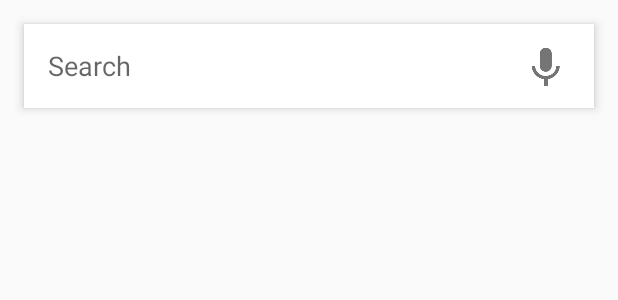
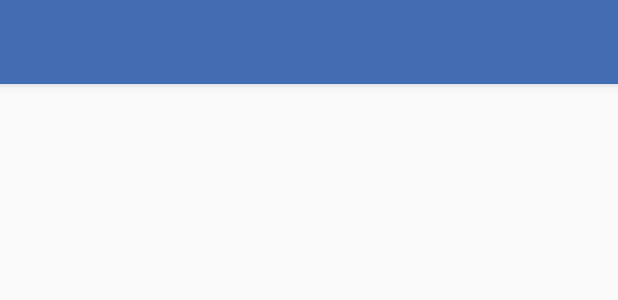
Before and after one commit to antoinesauray/Goodway, an Android app: the layout activity_search.xml on its own in the app's theme, with its tools: preview values and no code run, on a phone screen of 412 x 824 dp. Shown: the top 300 px of the screen. Run offline under Robolectric (Android 15) with nearby library versions, the light colour scheme and no system bars; network calls fail.

```diff
--- a/app/src/main/java/io/goodway/ProfileActivity.java
+++ b/app/src/main/java/io/goodway/ProfileActivity.java
@@ -120,10 +120,7 @@ public class ProfileActivity extends AppCompatActivity implements SwipeRefreshLa
         actionBar.setHomeButtonEnabled(true);
 
 
-        bundle = new Bundle();
-        bundle.putString("token", token);
-        bundle.putBoolean("self", self);
-        bundle.putParcelable("user", user);
+        bundle = extras;
         addressFragment = new AddressFragment();
         newAddressFragment = new NewAddressFragment();
         addressFragment.setArguments(bundle);
--- a/app/src/main/java/io/goodway/SplashScreenActivity.java
+++ b/app/src/main/java/io/goodway/SplashScreenActivity.java
@@ -233,7 +233,7 @@ public class SplashScreenActivity extends AppCompatActivity {
                 }
 
             } else {
-                root.findViewById(R.id.not_connected).setVisibility(View.VISIBLE);
+                ((SplashScreenActivity)getActivity()).login();
             }
             return root;
         }
--- a/app/src/main/res/layout/activity_search.xml
+++ b/app/src/main/res/layout/activity_search.xml
@@ -2,75 +2,37 @@
 
 <android.support.design.widget.CoordinatorLayout
     xmlns:android="http://schemas.android.com/apk/res/android"
-    xmlns:app="http://schemas.android.com/apk/res-auto"
+    android:id="@+id/coordinatorLayout"
+    android:layout_width="match_parent"
+    android:layout_height="match_parent">
+    <LinearLayout
+        xmlns:android="http://schemas.android.com/apk/res/android"
         android:layout_width="match_parent"
         android:layout_height="match_parent"
+        android:orientation="vertical"
         android:fitsSystemWindows="true">
 
-    <LinearLayout
-        android:layout_width="match_parent"
-        android:layout_height="match_parent"
-        android:orientation="vertical">
 
         <android.support.design.widget.AppBarLayout
-            android:id="@+id/appBar"
-            android:elevation="@dimen/toolbar_elevation"
+            android:id="@+id/appbar"
             android:layout_height="wrap_content"
             android:layout_width="match_parent"
-            android:transitionName="search"
-            android:layout_margin="16dp">
+            android:animateLayoutChanges="true">
             <android.support.v7.widget.Toolbar
                 android:id="@+id/toolbar"
-                android:onClick="toolbarClick"
-                android:layout_height="?attr/actionBarSize"
-                android:gravity="center_vertical"
-                android:elevation="@dimen/toolbar_elevation"
-
-                android:background="@android:color/white"
-                android:layout_width="match_parent">
-
-                <AutoCompleteTextView
-                    android:id="@+id/textView"
-                    android:layout_width="wrap_content"
                 android:layout_height="wrap_content"
-                    android:background="@android:color/white"
-                    android:hint="@string/action_search"/>
-
-
-                <ImageButton
-                    android:id="@+id/speechRecognition"
-                    android:layout_width="wrap_content"
-                    android:layout_height="match_parent"
-                    android:onClick="toolbarClick"
-                    android:layout_gravity="right|top"
-                    android:src="@mipmap/ic_keyboard_voice_black_24dp"
-                    android:paddingRight="16dp"
-                    android:paddingLeft="16dp"
-                    android:background="@android:color/transparent"
-                    android:alpha="0.54" />
-            </android.support.v7.widget.Toolbar>
-
-
+                android:layout_width="match_parent"
+                android:animateLayoutChanges="true"
+                android:theme="@style/ThemeOverlay.AppCompat.Dark.ActionBar"
+                android:popupTheme="@style/ThemeOverlay.AppCompat.Light"/>
             </android.support.design.widget.AppBarLayout>
 
-    <android.support.v4.widget.SwipeRefreshLayout
-        android:id="@+id/swipeRefreshLayout"
-        android:layout_below="@id/mapToolbar"
+        <FrameLayout
+            android:id="@+id/fragment"
             android:layout_width="match_parent"
             android:layout_height="match_parent">
 
-        <android.support.v7.widget.RecyclerView
-            android:id="@+id/list"
-            android:layout_width="match_parent"
-            android:layout_height="match_parent"
-            android:scrollbars="vertical"
-            android:divider="@android:color/white"
-            android:dividerHeight="0dp">
-        </android.support.v7.widget.RecyclerView>
-
-    </android.support.v4.widget.SwipeRefreshLayout>
+        </FrameLayout>
 
         </LinearLayout>
-
-
     </android.support.design.widget.CoordinatorLayout>
```
Also changed, not shown: app/src/main/AndroidManifest.xml (+8 -0 lines), app/src/main/java/io/goodway/MainActivity.java (+11 -4 lines), app/src/main/java/io/goodway/view/fragment/MainFragment.java (+2 -29 lines), app/src/main/java/io/goodway/view/fragment/SearchFragment.java (+3 -10 lines). Lines whose indentation alone changed are shown as unchanged.
